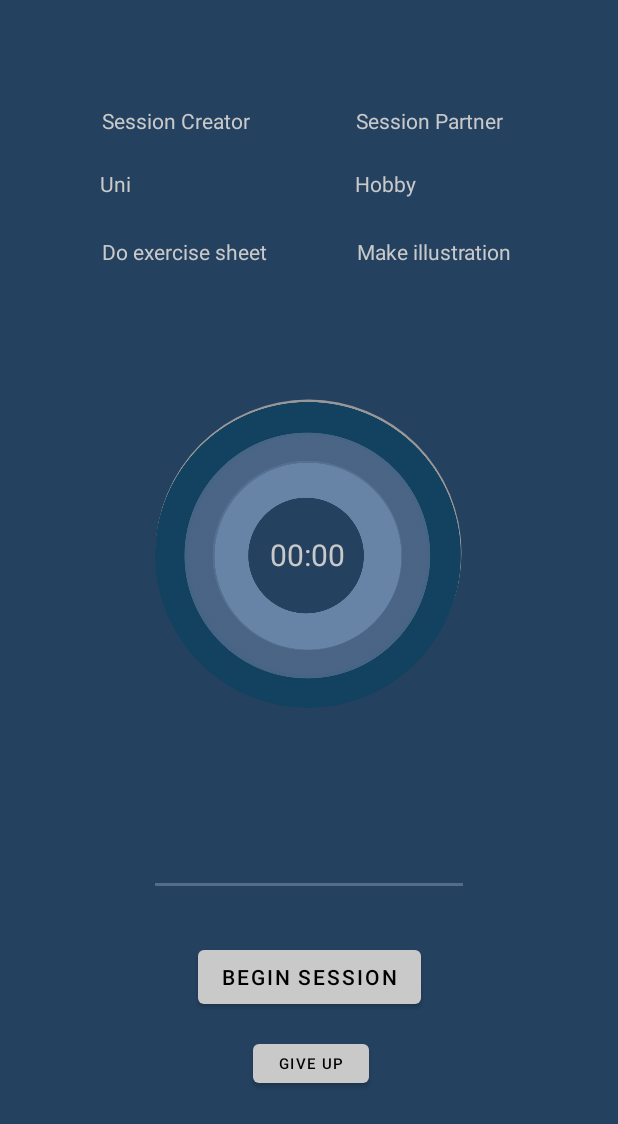
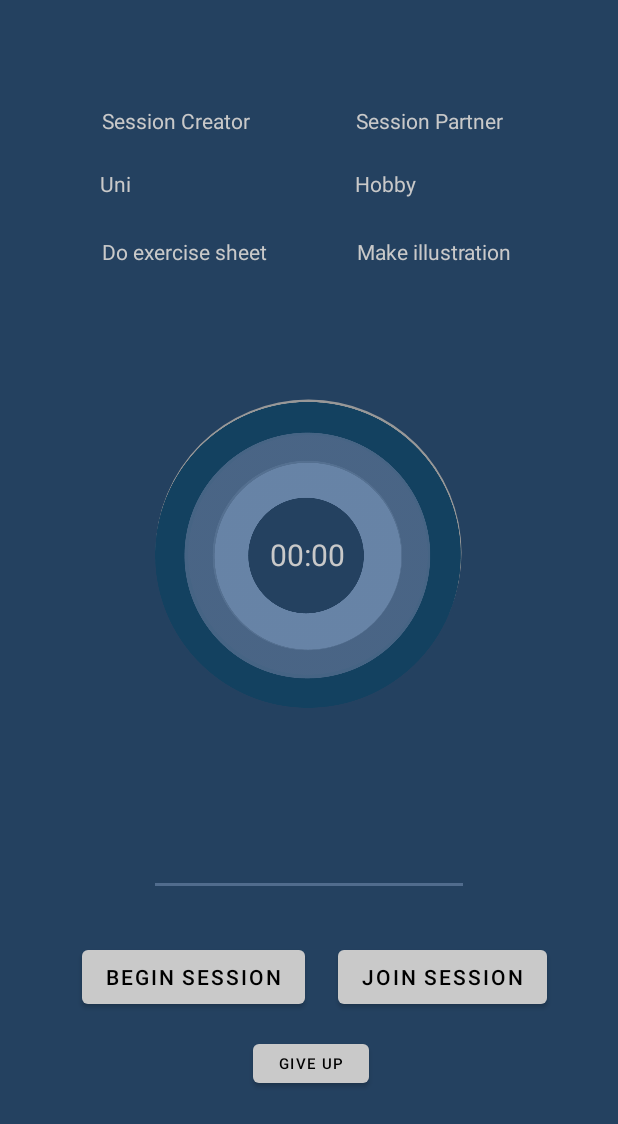
Before and after one commit to ChriAZi/pem-android, an Android app: the TimerActivity screen opened directly, with no data from a screen before it, on a phone screen of 412 x 824 dp. Shown: the top 1124 px of the screen. Run offline under Robolectric (Android 15) with nearby library versions, the phone set to English and light mode, and no system bars; our stand-ins replace Firebase (no records; nobody signed in at launch, a user with empty details on screens opened directly); 2 statements that could not run were skipped.

Commit message:
added setIdInpreferences for session

```diff
--- a/app/src/main/java/com/example/studywithme/ui/MainActivity.java
+++ b/app/src/main/java/com/example/studywithme/ui/MainActivity.java
@@ -80,7 +80,7 @@ public class MainActivity extends AppCompatActivity implements FirebaseAuth.Auth
     private void startTimerActivity() {
         Intent i = new Intent(MainActivity.this, TimerActivity.class);
         i.putExtra(Constants.USER, user);
-        i.putExtra(Constants.SESSIONS,currSession);
+        i.putExtra(Constants.SESSIONS, currSession);
         MainActivity.this.startActivity(i);
     }
 
@@ -111,6 +111,7 @@ public class MainActivity extends AppCompatActivity implements FirebaseAuth.Auth
             TextView testView = findViewById(R.id.tv_session_id);
             testView.setText(session.getUid());
             currSession = session.getUid();
+            Session.setIdInPreferences(session.getUid(), this);
         });
     }
 
--- a/app/src/main/java/com/example/studywithme/ui/TimerActivity.java
+++ b/app/src/main/java/com/example/studywithme/ui/TimerActivity.java
@@ -16,6 +16,7 @@ import androidx.appcompat.app.AppCompatActivity;
 import androidx.lifecycle.ViewModelProvider;
 
 import com.example.studywithme.R;
+import com.example.studywithme.data.models.Session;
 import com.example.studywithme.data.models.User;
 import com.example.studywithme.ui.viewmodels.SessionCreationViewModel;
 import com.example.studywithme.ui.viewmodels.SessionHistoryViewModel;
@@ -55,7 +56,8 @@ public class TimerActivity extends AppCompatActivity {
     private SessionCreationViewModel sessionCreationViewModel;
     private SessionHistoryViewModel sessionHistoryViewModel;
     private User user;
-    private String session;
+    private String session2;
+    private Session session;
     private String uID;
 
 
@@ -80,6 +82,8 @@ public class TimerActivity extends AppCompatActivity {
         stop = findViewById(R.id.stop);
         et_timer = findViewById(R.id.session_duration);
 
+
+        getCurrentSession();
         getCurrentUser();
         initViewModels();
       //  initViewModel();
@@ -147,13 +151,18 @@ public class TimerActivity extends AppCompatActivity {
         });
     }
 
+    private void getCurrentSession() {
+        // session = Session.getIdFromPreferences(this);
+    }
+
     private void getCurrentUser() {
+       // user = User.getIdFromPreferences(this);
         Bundle extras = getIntent().getExtras();
         if(extras == null) {
             user= null;
         } else {
             user= (User) extras.get(Constants.USER);
-            session = (String) extras.get(Constants.SESSIONS);
+            session2 = (String) extras.get(Constants.SESSIONS);
             Log.d(TAG, String.valueOf(user));
             Log.d(TAG,String.valueOf(session));
 
@@ -193,7 +202,7 @@ public class TimerActivity extends AppCompatActivity {
     private void initViewModels() {
         sessionHistoryViewModel = new ViewModelProvider(this).get(SessionHistoryViewModel.class);
         sessionHistoryViewModel.getSessions(user.getUid()).observe(this, sessions -> {
-            partnerGoal.setText(session);
+            partnerGoal.setText(session2);
         });
         creatorName.setText(user.getName());
 
--- a/app/src/main/java/com/example/studywithme/utils/Constants.java
+++ b/app/src/main/java/com/example/studywithme/utils/Constants.java
@@ -9,4 +9,6 @@ public class Constants {
     public static final String USER_ID = "user_id";
 
     public static final String SESSIONS = "sessions";
+    public static final String SESSION_ID = "session_id";
+
 }
--- a/app/src/main/res/layout/activity_timer.xml
+++ b/app/src/main/res/layout/activity_timer.xml
@@ -49,6 +49,19 @@
         android:text="Begin session"
         app:layout_constraintBottom_toBottomOf="parent"
         app:layout_constraintEnd_toEndOf="parent"
+        app:layout_constraintHorizontal_bias="0.208"
+        app:layout_constraintStart_toStartOf="parent"
+        app:layout_constraintTop_toTopOf="parent"
+        app:layout_constraintVertical_bias="0.808" />
+
+    <Button
+        android:id="@+id/join_session"
+        android:layout_width="wrap_content"
+        android:layout_height="wrap_content"
+        android:text="Join session"
+        app:layout_constraintBottom_toBottomOf="parent"
+        app:layout_constraintEnd_toEndOf="parent"
+        app:layout_constraintHorizontal_bias="0.827"
         app:layout_constraintStart_toStartOf="parent"
         app:layout_constraintTop_toTopOf="parent"
         app:layout_constraintVertical_bias="0.808" />
```
Also changed, not shown: app/src/main/java/com/example/studywithme/data/models/Session.java (+17 -0 lines).
